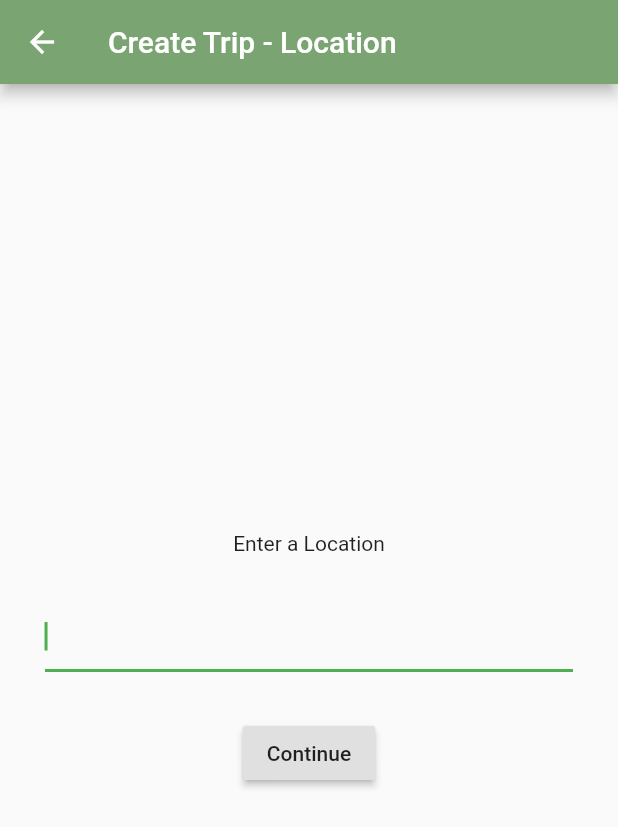
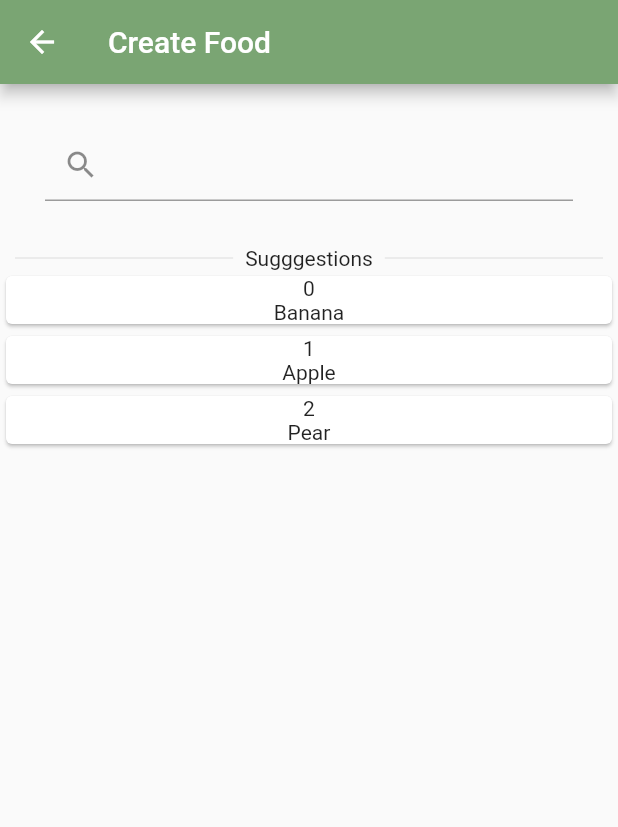
Before and after one commit to Mart24/Foodapp, a Flutter app: the NewTripLocationView screen opened directly with empty values, on a phone screen of 412 x 824 dp. Shown: the top 827 px of the screen. Run offline on Flutter 3.47's test engine with Material 2 defaults, Android fonts, the phone set to English and light mode, and no system bars; our stand-ins replace auth_buttons, auto_size_text, cloud_firestore, firebase_auth, firebase_core, google_fonts and 3 more; missing offline and left inert: date_range_picker, spincircle_bottom_bar; accounts and stored records are empty.

Commit message:
werkende app

```diff
--- a/lib/Home_widget.dart
+++ b/lib/Home_widget.dart
@@ -7,6 +7,9 @@ import 'package:food_app/Widgets/Provider_Auth.dart';
 import 'package:food_app/Services/auth_service.dart';
 import 'package:food_app/Views/new_ingredient/location_view.dart';
 import 'package:spincircle_bottom_bar/spincircle_bottom_bar.dart';
+
+import 'Views/foodlist.dart';
+import 'Views/voortgang.dart';
 
 const colordarkgreen = const Color(0xFF7AA573);
 
@@ -19,7 +22,7 @@ class _HomeState extends State<Home> {
   int _currentIndex = 0;
   final List<Widget> _children = [
     HomePage(),
-    Voeding(),
+    Foodpage(),
     Voortgang(),
     Profiel(),
     Lijstje(),
--- /dev/null
+++ b/lib/Models/food.dart
@@ -0,0 +1,18 @@
+class FoodSQL {
+  final String foodid;
+  final String foodname;
+  final String foodcategory;
+  final num kcal;
+  final num co2;
+
+  FoodSQL({this.foodid, this.foodname, this.foodcategory, this.kcal, this.co2});
+
+  factory FoodSQL.fromJson(Map<String, dynamic> json) {
+    return FoodSQL(
+        foodid: json['food_id'],
+        foodname: json['food_name'],
+        foodcategory: json['food_category'],
+        kcal: json['food_kcal'],
+        co2: json['food_co2']);
+  }
+}
--- /dev/null
+++ b/lib/Models/suggestion.dart
@@ -0,0 +1,7 @@
+class Foodsuggestion {
+  String name;
+  double co2;
+  double kcal;
+
+  Foodsuggestion(this.name, this.co2, this.kcal);
+}
--- a/lib/Views/introduction_screen.dart
+++ b/lib/Views/introduction_screen.dart
@@ -43,21 +43,21 @@ class _OnBoardingPageState extends State<OnBoardingPage> {
       pages: [
         PageViewModel(
           title: "Het eten op ons bord komt van over de hele wereld",
-          body: "Hier Martijn en Neel nog even een leuk tekstje bij zetten.",
+          body: "Via vliegtuigen, treinen, vrachtwagen, noem maar op",
           image: _buildImage('img1'),
           decoration: pageDecoration,
         ),
         PageViewModel(
           title: "Veel schade aan de wereld door voedselconsumptie",
           body:
-              "Download the Stockpile app and master the market with our mini-lesson.",
+              "Niet overal wordt goed rekening gehouden met duurzame productie van voedingswaren",
           image: _buildImage('img2'),
           decoration: pageDecoration,
         ),
         PageViewModel(
           title: "Ontwikkel een duurzaam en vooral gezond lifestyle",
           body:
-              "Kids and teens can track their stocks 24/7 and place trades that you approve.",
+              "Met Eetmissie weet je zeker dat een een duurzaam voedingspatroon opbouwd",
           image: _buildImage('img3'),
           footer: RaisedButton(
             onPressed: () {
--- a/lib/Views/new_ingredient/location_view.dart
+++ b/lib/Views/new_ingredient/location_view.dart
@@ -1,10 +1,18 @@
 import 'package:flutter/material.dart';
+import 'package:food_app/Models/food.dart';
 import 'package:food_app/Models/ingredients.dart';
+import 'package:food_app/Models/suggestion.dart';
 import 'date_view.dart';
 
 class NewTripLocationView extends StatelessWidget {
   final Trip trip;
   NewTripLocationView({Key key, @required this.trip}) : super(key: key);
+
+  final List<Foodsuggestion> _foodlist = [
+    Foodsuggestion("Banana", 0.07566, 100),
+    Foodsuggestion("Apple", 0.0543, 100),
+    Foodsuggestion("Pear", 0.0429, 100),
+  ];
 
   @override
   Widget build(BuildContext context) {
@@ -13,33 +21,81 @@ class NewTripLocationView extends StatelessWidget {
 
     return Scaffold(
         appBar: AppBar(
-          title: Text('Create Trip - Location'),
+          title: Text('Create Food'),
           backgroundColor: Color(0xFF7AA573),
         ),
         body: Center(
             child: Column(
-          mainAxisAlignment: MainAxisAlignment.center,
           children: <Widget>[
-            Text("Enter a Location"),
             Padding(
               padding: const EdgeInsets.all(30.0),
               child: TextField(
                 controller: _titleController,
-                autofocus: true,
+                autofocus: false,
+                decoration: InputDecoration(
+                  prefixIcon: Icon(Icons.search),
+                ),
               ),
             ),
-            RaisedButton(
-              child: Text("Continue"),
-              onPressed: () {
-                trip.title = _titleController.text;
-                Navigator.push(
-                  context,
-                  MaterialPageRoute(
-                      builder: (context) => NewTripDateView(trip: trip)),
+            Padding(
+              padding: const EdgeInsets.only(left: 10.0, right: 10.0),
+              child: DividerWithText(
+                dividerText: "Suggestions",
+              ),
+            ),
+            Expanded(
+                child: ListView.builder(
+              itemCount: _foodlist.length,
+              itemBuilder: (BuildContext context, int index) {
+                return Container(
+                  child: Card(
+                      child: Column(
+                    children: [
+                      Text(index.toString()),
+                      Text(_foodlist[index].name)
+                    ],
+                  )),
                 );
               },
-            ),
+            ))
           ],
         )));
   }
 }
+
+class DividerWithText extends StatelessWidget {
+  final String dividerText;
+  const DividerWithText({Key key, @required this.dividerText})
+      : super(key: key);
+
+  @override
+  Widget build(BuildContext context) {
+    return Row(
+      children: [
+        Expanded(
+            child: Padding(
+          padding: const EdgeInsets.only(right: 8.0),
+          child: Divider(),
+        )),
+        Text("Sugggestions"),
+        Expanded(
+            child: Padding(
+          padding: const EdgeInsets.only(left: 8.0),
+          child: Divider(),
+        )),
+      ],
+    );
+  }
+}
+
+// RaisedButton(
+//               child: Text("Continue"),
+//               onPressed: () {
+//                 trip.title = _titleController.text;
+//                 Navigator.push(
+//                   context,
+//                   MaterialPageRoute(
+//                       builder: (context) => NewTripDateView(trip: trip)),
+//                 );
+//               },
+//             ),
```
Also changed, not shown: lib/Pages.dart (+0 -18 lines), lib/Services/food_service.dart (added, +49 -0 lines), lib/Views/foodlist.dart (added, +16 -0 lines), lib/Views/voortgang.dart (added, +42 -0 lines), pubspec.yaml (+3 -51 lines), pubspec.lock, 3 other files.
